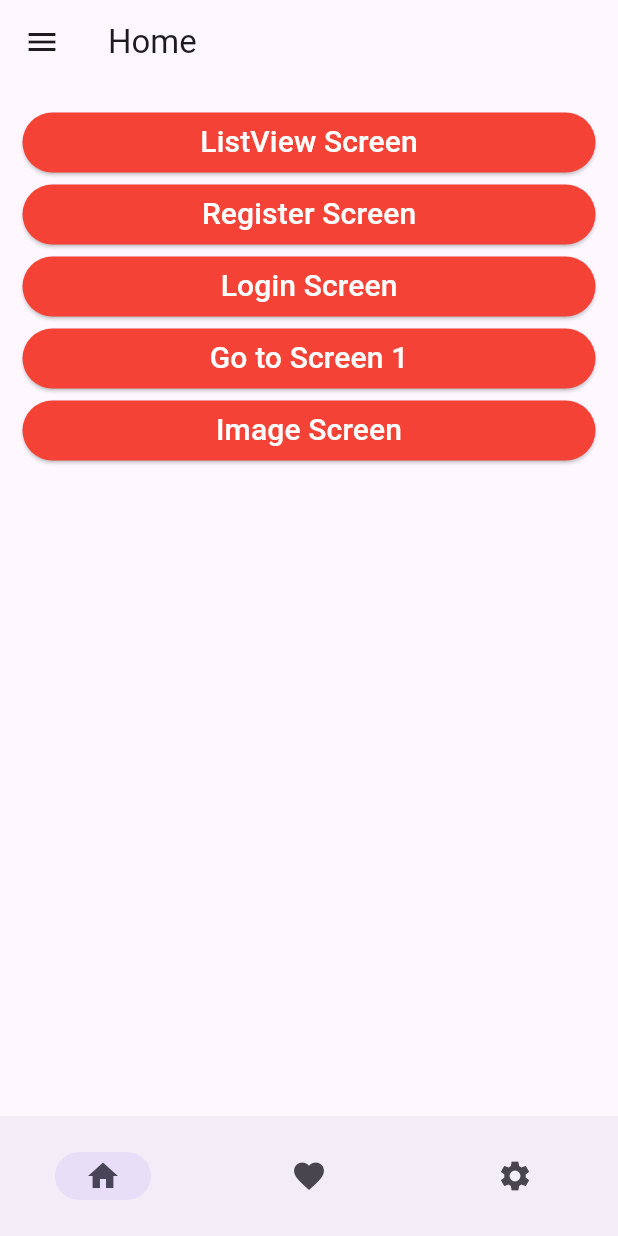
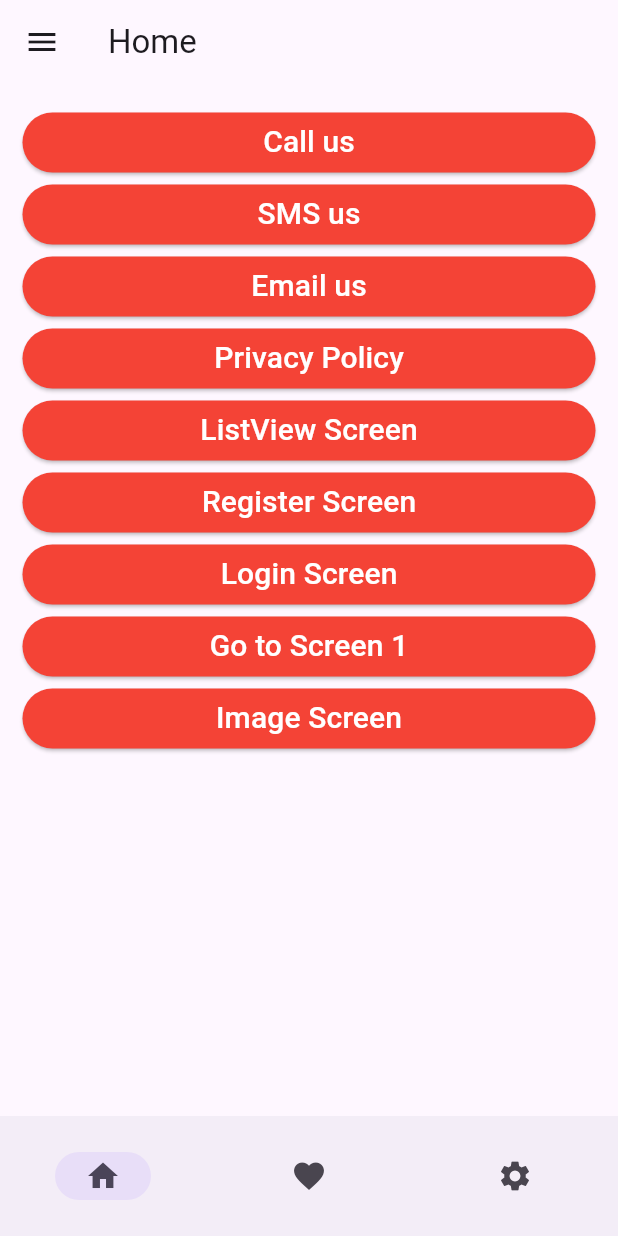
Before and after one commit to devatulparmar/march25batch6pm, a Flutter app: the screen it shows after launch, on a phone screen of 412 x 824 dp. Run offline on Flutter 3.47's test engine with Material 3 defaults, Android fonts, the phone set to English and light mode, and no system bars; our stand-ins replace bloc, cached_network_image, dio, flutter_bloc, image_picker, intl_phone_field and 1 more.

Commit message:
Launch URL, SMS, Dialer, Email

```diff
--- a/lib/home_screen.dart
+++ b/lib/home_screen.dart
@@ -4,6 +4,7 @@ import 'package:march25batch6pm/utils/const.dart';
 import 'package:march25batch6pm/utils/routes_const.dart';
 import 'package:flutter/material.dart';
 import 'package:shared_preferences/shared_preferences.dart';
+import 'package:url_launcher/url_launcher.dart';
 
 class HomeScreen extends StatefulWidget {
   const HomeScreen({super.key});
@@ -90,6 +91,51 @@ class _HomeScreenState extends State<HomeScreen> {
 
   bool isLogin = false;
   SharedPreferences? prefs;
+
+  final Uri _url = Uri.parse('https://www.google.com');
+
+  String? _encodeQueryParameters(Map<String, String> params) {
+    return params.entries
+        .map((MapEntry<String, String> element) =>
+            '${Uri.encodeComponent(element.key)}=${Uri.encodeComponent(element.value)}')
+        .join('&');
+  }
+
+  Future _launchEmailUs() async {
+    final Uri emailLaunchUri = Uri(
+      scheme: 'mailto',
+      path: 'smith@example.com',
+      query: _encodeQueryParameters(<String, String>{
+        'subject': 'Example Subject & Symbols are allowed!',
+        'body': 'Hello This is body section',
+      }),
+    );
+    launchUrl(emailLaunchUri);
+  }
+
+  Future _launchSMSUs() async {
+    final Uri smsLaunchUri = Uri(
+      scheme: 'sms',
+      path: '1234567890',
+      query: _encodeQueryParameters(<String, String>{
+        // 'subject': 'Example Subject & Symbols are allowed!',
+        'body': 'Hello This is body section',
+      }),
+    );
+    launchUrl(smsLaunchUri);
+  }
+
+  Future _launchDialerUs() async {
+    final Uri dialerLaunchUri = Uri(
+      scheme: 'tel',
+      path: '1234567890',
+      // query: _encodeQueryParameters(<String, String>{
+      //   // 'subject': 'Example Subject & Symbols are allowed!',
+      //   'body': 'Hello This is body section',
+      // }),
+    );
+    launchUrl(dialerLaunchUri);
+  }
 
   Future _getPreference() async {
     prefs = await SharedPreferences.getInstance();
@@ -217,6 +263,63 @@ class _HomeScreenState extends State<HomeScreen> {
           padding: const EdgeInsets.all(15),
           children: [
             ElevatedButton(
+              onPressed: _launchDialerUs,
+              style: ElevatedButton.styleFrom(
+                backgroundColor: Colors.red,
+              ),
+              child: const Text(
+                "Call us",
+                style: TextStyle(
+                  fontSize: 20,
+                  color: Colors.white,
+                ),
+              ),
+            ),
+            ElevatedButton(
+              onPressed: _launchSMSUs,
+              style: ElevatedButton.styleFrom(
+                backgroundColor: Colors.red,
+              ),
+              child: const Text(
+                "SMS us",
+                style: TextStyle(
+                  fontSize: 20,
+                  color: Colors.white,
+                ),
+              ),
+            ),
+            ElevatedButton(
+              onPressed: _launchEmailUs,
+              style: ElevatedButton.styleFrom(
+                backgroundColor: Colors.red,
+              ),
+              child: const Text(
+                "Email us",
+                style: TextStyle(
+                  fontSize: 20,
+                  color: Colors.white,
+                ),
+              ),
+            ),
+            ElevatedButton(
+              onPressed: () async {
+                if (!await launchUrl(_url,
+                    mode: LaunchMode.externalNonBrowserApplication)) {
+                  throw Exception('Could not launch $_url');
+                }
+              },
+              style: ElevatedButton.styleFrom(
+                backgroundColor: Colors.red,
+              ),
+              child: const Text(
+                "Privacy Policy",
+                style: TextStyle(
+                  fontSize: 20,
+                  color: Colors.white,
+                ),
+              ),
+            ),
+            ElevatedButton(
               onPressed: () {
                 Navigator.pushNamed(context, routeListviewScreen);
               },
@@ -249,9 +352,10 @@ class _HomeScreenState extends State<HomeScreen> {
             isLogin
                 ? ElevatedButton(
                     onPressed: () async {
-                     await prefs?.setBool("isLogin", false);
+                      await prefs?.setBool("isLogin", false);
 
-                     Navigator.pushNamedAndRemoveUntil(context, "/", (route) => false);
+                      Navigator.pushNamedAndRemoveUntil(
+                          context, "/", (route) => false);
                     },
                     style: ElevatedButton.styleFrom(
                       backgroundColor: Colors.red,
--- a/pubspec.yaml
+++ b/pubspec.yaml
@@ -44,6 +44,7 @@ dependencies:
   flutter_bloc: ^7.0.0
   http: ^0.13.6
   dio: ^5.8.0+1
+  url_launcher: ^6.3.2
 
 dev_dependencies:
   flutter_test:
```
Also changed, not shown: pubspec.lock, 2 other files.
